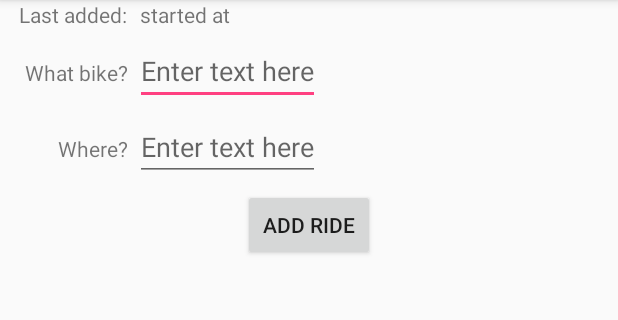
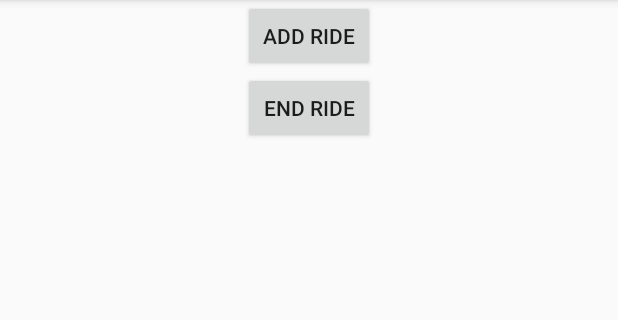
Before and after one commit to t92roberts/BikeShare, an Android app: the screen it shows after launch (BikeShareActivity), on a phone screen of 412 x 824 dp, the part 84-404 px from its top. Run offline under Robolectric (Android 15) with nearby library versions, the phone set to English and light mode, and no system bars.

Commit message:
Version 2
Added separate activities for start ride and end ride

```diff
--- a/app/src/main/AndroidManifest.xml
+++ b/app/src/main/AndroidManifest.xml
@@ -16,6 +16,8 @@
                 <category android:name="android.intent.category.LAUNCHER" />
             </intent-filter>
         </activity>
+        <activity android:name=".StartRideActivity" />
+        <activity android:name=".EndRideActivity"></activity>
     </application>
 
 </manifest>
--- a/app/src/main/java/com/bignerdranch/android/bikeshare/BikeShareActivity.java
+++ b/app/src/main/java/com/bignerdranch/android/bikeshare/BikeShareActivity.java
@@ -1,5 +1,6 @@
 package com.bignerdranch.android.bikeshare;
 
+import android.content.Intent;
 import android.support.v7.app.AppCompatActivity;
 import android.os.Bundle;
 import android.view.View;
@@ -11,45 +12,33 @@ import org.w3c.dom.Text;
 
 public class BikeShareActivity extends AppCompatActivity {
     // GUI variables
-    private Button addRide;
-    private TextView lastAdded;
-    private EditText newWhat, newWhere;
-
-    private Ride last = new Ride("", "");
+    private Button addRide, endRide;
 
     @Override
     protected void onCreate(Bundle savedInstanceState) {
         super.onCreate(savedInstanceState);
         setContentView(R.layout.activity_bike_share);
 
-        lastAdded = findViewById(R.id.last_ride);
-        updateUI();
+        // Buttons
+        addRide = findViewById(R.id.navigate_add_button);
+        endRide = findViewById(R.id.navigate_end_button);
 
-        // Button
-        addRide = findViewById(R.id.add_button);
-
-        // Texts
-        newWhat = findViewById(R.id.what_text);
-        newWhere = findViewById(R.id.where);
-
-        // view products click event
+        // click event - navigate to add ride
         addRide.setOnClickListener(new View.OnClickListener() {
             @Override
             public void onClick(View view) {
-                if ((newWhat.getText().length() > 0) && (newWhere.getText().length() > 0)) {
-                    last.setBikeName(newWhat.getText().toString().trim());
-                    last.setStartRide(newWhere.getText().toString().trim());
+                Intent intent = StartRideActivity.newIntent(BikeShareActivity.this);
+                startActivity(intent);
+            }
+        });
 
-                    // reset text fields
-                    newWhat.setText("");
-                    newWhere.setText("");
-                    updateUI();
-                }
+        // click event - navigate to end ride
+        endRide.setOnClickListener(new View.OnClickListener() {
+            @Override
+            public void onClick(View view) {
+                Intent intent = EndRideActivity.newIntent(BikeShareActivity.this);
+                startActivity(intent);
             }
         });
     }
-
-    private void updateUI() {
-        lastAdded.setText(last.toString());
-    }
 }
--- a/app/src/main/res/layout/activity_bike_share.xml
+++ b/app/src/main/res/layout/activity_bike_share.xml
@@ -4,75 +4,26 @@
     android:layout_height="match_parent"
     android:orientation="vertical">
 
-    <!-- Last ride added -->
-    <LinearLayout
-        android:layout_width="match_parent"
-        android:layout_height="wrap_content"
-        android:layout_marginBottom="5dp"
-        android:orientation="horizontal">
+    <LinearLayout xmlns:android="http://schemas.android.com/apk/res/android"
+    android:layout_width="match_parent"
+    android:layout_height="match_parent"
+    android:orientation="vertical">
 
-        <TextView
-            android:layout_width="90dp"
-            android:layout_height="wrap_content"
-            android:textAlignment="textEnd"
-            android:paddingRight="5dp"
-            android:text="@string/last_added" />
-
-        <TextView
-            android:id="@+id/last_ride"
-            android:layout_width="wrap_content"
-            android:layout_height="wrap_content"/>
-    </LinearLayout>
-
-    <!-- What bike -->
-    <LinearLayout
-        android:layout_width="wrap_content"
-        android:layout_height="wrap_content"
-        android:layout_marginBottom="5dp"
-        android:orientation="horizontal">
-
-        <TextView
-            android:layout_width="90dp"
-            android:layout_height="wrap_content"
-            android:textAlignment="textEnd"
-            android:paddingRight="5dp"
-            android:text="@string/what_bike" />
-
-        <EditText
-            android:id="@+id/what_text"
-            android:layout_width="match_parent"
-            android:layout_height="wrap_content"
-            android:hint="@string/enter_text_here" />
-    </LinearLayout>
-
-    <!-- Where does this ride start -->
-    <LinearLayout
-        android:layout_width="wrap_content"
-        android:layout_height="wrap_content"
-        android:layout_marginBottom="5dp"
-        android:orientation="horizontal">
-
-        <TextView
-            android:id="@+id/where_text"
-            android:layout_width="90dp"
-            android:layout_height="wrap_content"
-            android:textAlignment="textEnd"
-            android:paddingRight="5dp"
-            android:text="@string/where"/>
-
-        <EditText
-            android:id="@+id/where"
+        <!-- Button to add ride -->
+        <Button
+            android:id="@+id/navigate_add_button"
             android:layout_width="wrap_content"
             android:layout_height="wrap_content"
-            android:hint="@string/enter_text_here"/>
+            android:layout_gravity="center"
+            android:text="@string/add_ride" />
+
+        <!-- Button to end ride -->
+        <Button
+            android:id="@+id/navigate_end_button"
+            android:layout_width="wrap_content"
+            android:layout_height="wrap_content"
+            android:layout_gravity="center"
+            android:text="@string/end_ride" />
 
     </LinearLayout>
-
-    <!-- Button to add ride -->
-    <Button
-        android:id="@+id/add_button"
-        android:layout_width="wrap_content"
-        android:layout_height="wrap_content"
-        android:layout_gravity="center"
-        android:text="@string/add_ride" />
 </LinearLayout>
--- a/app/src/main/res/values/strings.xml
+++ b/app/src/main/res/values/strings.xml
@@ -5,4 +5,5 @@
     <string name="enter_text_here">Enter text here</string>
     <string name="where">Where?</string>
     <string name="add_ride">Add ride</string>
+    <string name="end_ride">End Ride</string>
 </resources>
```
Also changed, not shown: app/src/main/java/com/bignerdranch/android/bikeshare/EndRideActivity.java (added, +60 -0 lines), app/src/main/java/com/bignerdranch/android/bikeshare/Ride.java (+18 -3 lines), app/src/main/java/com/bignerdranch/android/bikeshare/StartRideActivity.java (added, +60 -0 lines), app/src/main/res/layout/activity_end_ride.xml (added, +78 -0 lines), app/src/main/res/layout/activity_start_ride.xml (added, +78 -0 lines).
